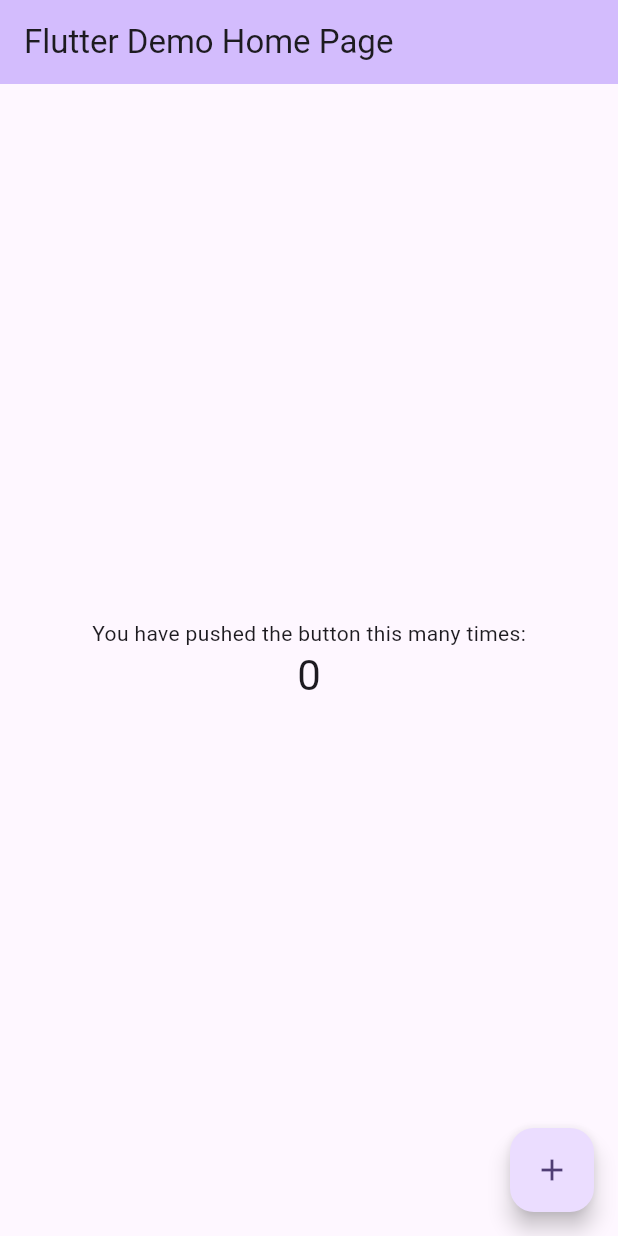
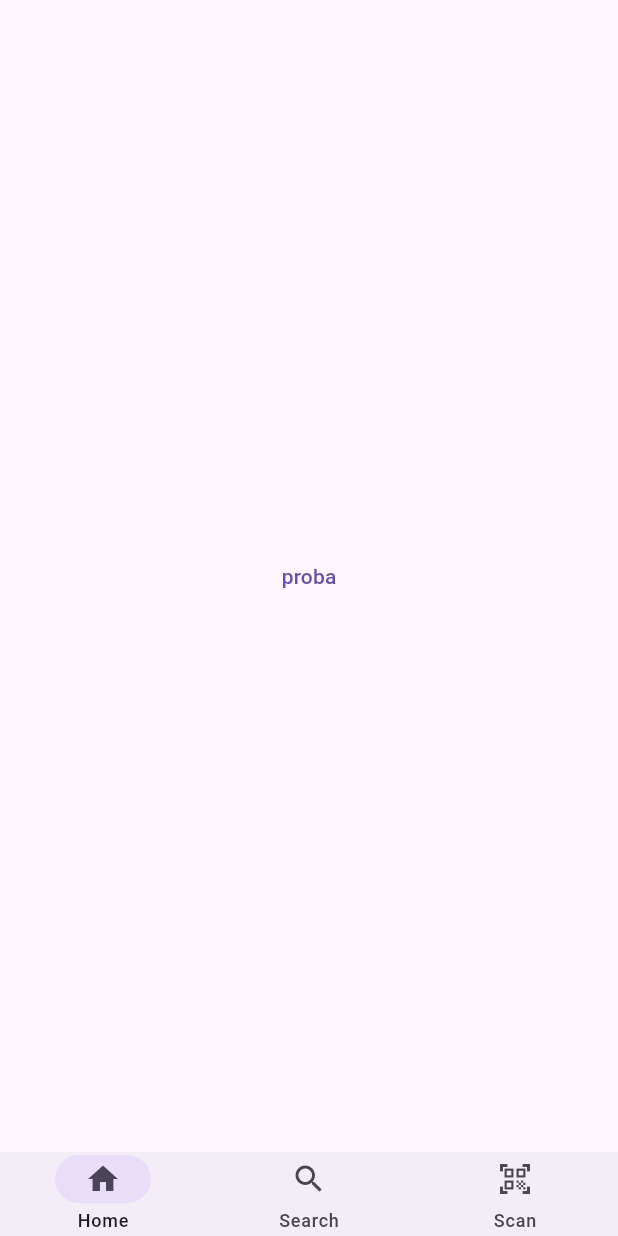
Before and after one commit to JoNsNoW8/SelektTim_MobilnaAplikacija, a Flutter app: the screen it shows after launch, on a phone screen of 412 x 824 dp. Run offline on Flutter 3.47's test engine with Material 3 defaults, Android fonts, the phone set to English and light mode, and no system bars.

Commit message:
inicijalni navbar

```diff
--- a/lib/main.dart
+++ b/lib/main.dart
@@ -1,122 +1,23 @@
 import 'package:flutter/material.dart';
+import 'package:mobilne/navbar.dart';
 
 void main() {
-  runApp(const MyApp());
+  runApp(
+    MaterialApp(
+      title: 'Selekt tim',
+      theme: ThemeData(
+        primarySwatch: Colors.blue,
+      ),
+      home: const HomePage(),
+    ),
+  );
 }
 
-class MyApp extends StatelessWidget {
-  const MyApp({super.key});
-
-  // This widget is the root of your application.
-  @override
-  Widget build(BuildContext context) {
-    return MaterialApp(
-      title: 'Flutter Demo',
-      theme: ThemeData(
-        // This is the theme of your application.
-        //
-        // TRY THIS: Try running your application with "flutter run". You'll see
-        // the application has a purple toolbar. Then, without quitting the app,
-        // try changing the seedColor in the colorScheme below to Colors.green
-        // and then invoke "hot reload" (save your changes or press the "hot
-        // reload" button in a Flutter-supported IDE, or press "r" if you used
-        // the command line to start the app).
-        //
-        // Notice that the counter didn't reset back to zero; the application
-        // state is not lost during the reload. To reset the state, use hot
-        // restart instead.
-        //
-        // This works for code too, not just values: Most code changes can be
-        // tested with just a hot reload.
-        colorScheme: .fromSeed(seedColor: Colors.deepPurple),
-      ),
-      home: const MyHomePage(title: 'Flutter Demo Home Page'),
-    );
-  }
-}
-
-class MyHomePage extends StatefulWidget {
-  const MyHomePage({super.key, required this.title});
-
-  // This widget is the home page of your application. It is stateful, meaning
-  // that it has a State object (defined below) that contains fields that affect
-  // how it looks.
-
-  // This class is the configuration for the state. It holds the values (in this
-  // case the title) provided by the parent (in this case the App widget) and
-  // used by the build method of the State. Fields in a Widget subclass are
-  // always marked "final".
-
-  final String title;
-
-  @override
-  State<MyHomePage> createState() => _MyHomePageState();
-}
-
-class _MyHomePageState extends State<MyHomePage> {
-  int _counter = 0;
-
-  void _incrementCounter() {
-    setState(() {
-      // This call to setState tells the Flutter framework that something has
-      // changed in this State, which causes it to rerun the build method below
-      // so that the display can reflect the updated values. If we changed
-      // _counter without calling setState(), then the build method would not be
-      // called again, and so nothing would appear to happen.
-      _counter++;
-    });
-  }
+class HomePage extends StatelessWidget {
+  const HomePage({super.key});
 
   @override
   Widget build(BuildContext context) {
-    // This method is rerun every time setState is called, for instance as done
-    // by the _incrementCounter method above.
-    //
-    // The Flutter framework has been optimized to make rerunning build methods
-    // fast, so that you can just rebuild anything that needs updating rather
-    // than having to individually change instances of widgets.
-    return Scaffold(
-      appBar: AppBar(
-        // TRY THIS: Try changing the color here to a specific color (to
-        // Colors.amber, perhaps?) and trigger a hot reload to see the AppBar
-        // change color while the other colors stay the same.
-        backgroundColor: Theme.of(context).colorScheme.inversePrimary,
-        // Here we take the value from the MyHomePage object that was created by
-        // the App.build method, and use it to set our appbar title.
-        title: Text(widget.title),
-      ),
-      body: Center(
-        // Center is a layout widget. It takes a single child and positions it
-        // in the middle of the parent.
-        child: Column(
-          // Column is also a layout widget. It takes a list of children and
-          // arranges them vertically. By default, it sizes itself to fit its
-          // children horizontally, and tries to be as tall as its parent.
-          //
-          // Column has various properties to control how it sizes itself and
-          // how it positions its children. Here we use mainAxisAlignment to
-          // center the children vertically; the main axis here is the vertical
-          // axis because Columns are vertical (the cross axis would be
-          // horizontal).
-          //
-          // TRY THIS: Invoke "debug painting" (choose the "Toggle Debug Paint"
-          // action in the IDE, or press "p" in the console), to see the
-          // wireframe for each widget.
-          mainAxisAlignment: .center,
-          children: [
-            const Text('You have pushed the button this many times:'),
-            Text(
-              '$_counter',
-              style: Theme.of(context).textTheme.headlineMedium,
-            ),
-          ],
-        ),
-      ),
-      floatingActionButton: FloatingActionButton(
-        onPressed: _incrementCounter,
-        tooltip: 'Increment',
-        child: const Icon(Icons.add),
-      ),
-    );
+    return const Navbar();
   }
 }
--- /dev/null
+++ b/lib/navbar.dart
@@ -0,0 +1,62 @@
+import 'package:flutter/material.dart';
+import 'package:mobilne/screens/bar_code_screen.dart';
+import 'package:mobilne/screens/home_screen.dart';
+import 'package:mobilne/screens/search_screen.dart';
+
+class Navbar extends StatefulWidget{
+  const Navbar({super.key});
+
+  @override
+  State<Navbar> createState() => _NavbarState();
+}
+
+class _NavbarState extends State<Navbar>{
+  late List<Widget> screens;
+  int currentScreen = 0;
+  late PageController controller;
+
+  @override
+  void initState() {
+    super.initState();
+    screens = const [
+      HomeScreen(),
+      SearchScreen(),
+      BarCodeScreen()
+    ];
+
+    controller = PageController(initialPage: currentScreen);
+  }
+
+  @override
+  Widget build(BuildContext context) {
+    return Scaffold(
+      body: PageView(
+        controller: controller,
+        physics: const NeverScrollableScrollPhysics(),
+        children: screens,
+      ),
+      bottomNavigationBar: NavigationBar(
+        selectedIndex: currentScreen,
+        height: kBottomNavigationBarHeight,
+        onDestinationSelected: (index){ setState(() {
+          currentScreen = index;
+          controller.jumpToPage(currentScreen);
+        });},
+        destinations: const[
+          NavigationDestination(
+            icon: Icon(Icons.home),
+            label: 'Home',
+          ),
+          NavigationDestination(
+            icon: Icon(Icons.search),
+            label: 'Search',
+          ),
+          NavigationDestination(
+            icon: Icon(Icons.qr_code_scanner),
+            label: 'Scan',
+          ),
+        ],
+      ),
+    );
+  }
+}
--- /dev/null
+++ b/lib/screens/home_screen.dart
@@ -0,0 +1,17 @@
+import 'package:flutter/material.dart';
+
+class HomeScreen extends StatelessWidget{
+  const HomeScreen({super.key});
+
+  @override
+  Widget build(BuildContext context) {
+    return Scaffold(
+      body: Center(
+        child: TextButton(
+          onPressed: () async {},
+          child: const Text('proba'),
+        ),
+      )
+    );
+  }
+}
```
Also changed, not shown: lib/screens/bar_code_screen.dart (added, +18 -0 lines), lib/screens/search_screen.dart (added, +19 -0 lines), 1 other file.
